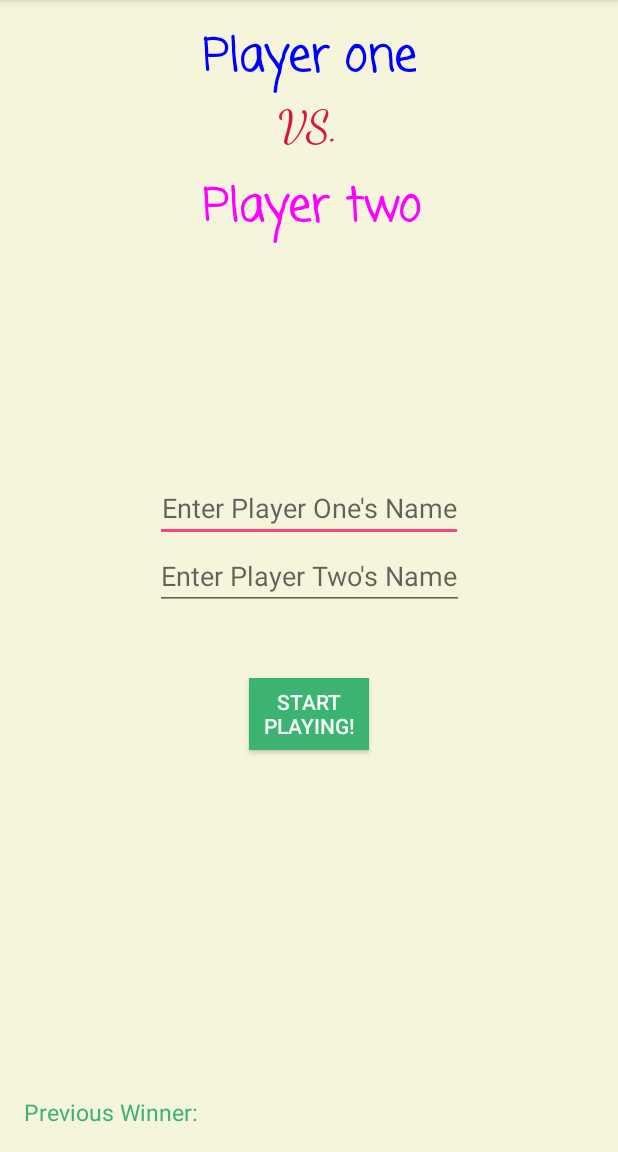
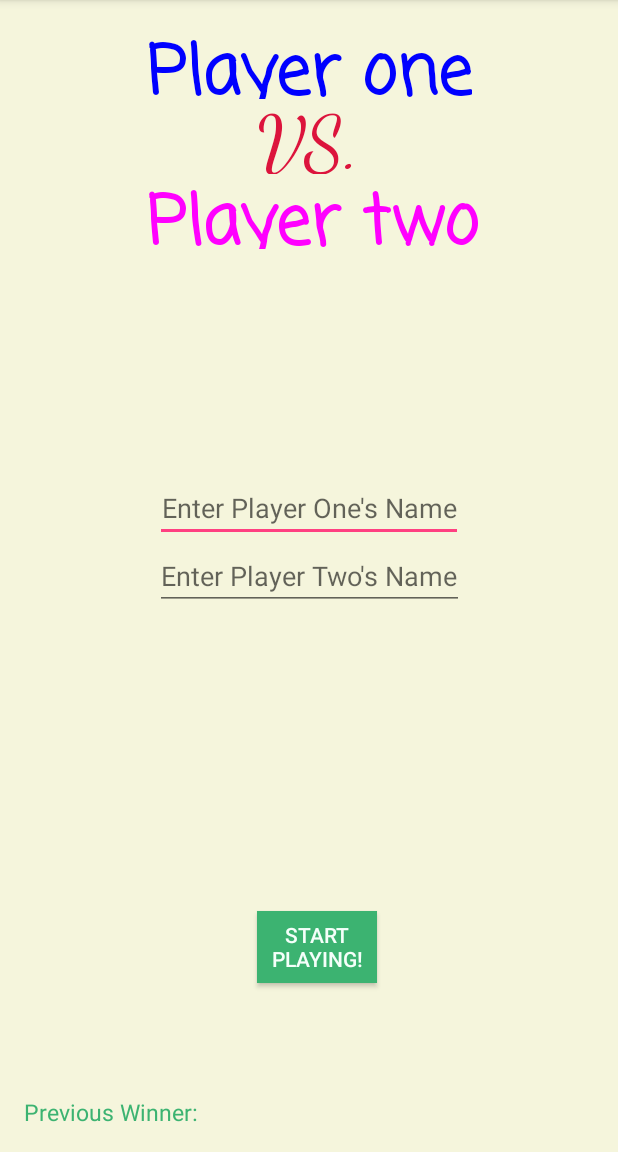
Before and after one commit to aharshbe/TicTacToeRev2, an Android app: the screen it shows after launch (MainActivity), on a phone screen of 412 x 824 dp, the part 84-1236 px from its top. Run offline under Robolectric (Android 15) with nearby library versions, the phone set to English and light mode, and no system bars.

Commit message:
Adding some changes to the XML on the main page.. ie players names

```diff
--- a/TicTacToe/app/src/main/res/layout/activity_game.xml
+++ b/TicTacToe/app/src/main/res/layout/activity_game.xml
@@ -19,7 +19,7 @@
         android:paddingBottom="100dp"
         android:fontFamily="cursive"
         android:text="Player One&apos;s Turn"
-        android:textSize="40sp"
+        android:textSize="60sp"
         android:textColor="#0000FF"/>
 
     <GridLayout
--- a/TicTacToe/app/src/main/res/layout/activity_main.xml
+++ b/TicTacToe/app/src/main/res/layout/activity_main.xml
@@ -36,11 +36,12 @@
         android:layout_height="wrap_content"
         android:onClick="whenStartPlayingClicked"
         android:text="Start Playing!"
-        android:layout_marginTop="45dp"
         android:background="#3CB371"
         android:textColor="#F5FFFA"
-        android:layout_below="@+id/player_two_name"
-        android:layout_centerHorizontal="true" />
+        android:layout_above="@+id/last_winner_text"
+        android:layout_alignLeft="@+id/vs"
+        android:layout_alignStart="@+id/vs"
+        android:layout_marginBottom="75dp" />
 
     <TextView
         android:id="@+id/last_winner_text"
@@ -61,7 +62,7 @@
         android:fontFamily="casual"
         android:text="Player one"
         android:textStyle="bold"
-        android:textSize="30sp"
+        android:textSize="45sp"
         android:textColor="#0000FF"/>
 
     <TextView
@@ -73,7 +74,7 @@
         android:fontFamily="cursive"
         android:text="VS."
         android:textColor="#DC143C"
-        android:textSize="30sp" />
+        android:textSize="50sp" />
 
     <TextView
         android:id="@+id/player2tv"
@@ -86,6 +87,6 @@
         android:text="Player two"
         android:textColor="#FF00FF"
         android:textStyle="bold"
-        android:textSize="30sp" />
+        android:textSize="45sp" />
 
 </RelativeLayout>
```
